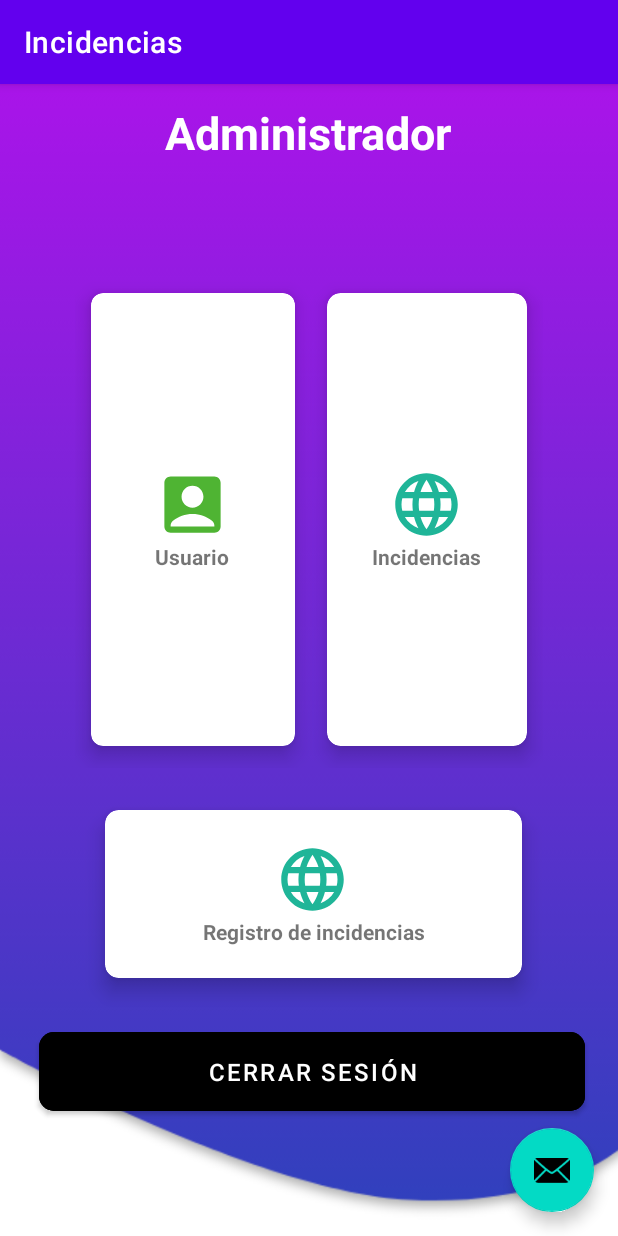
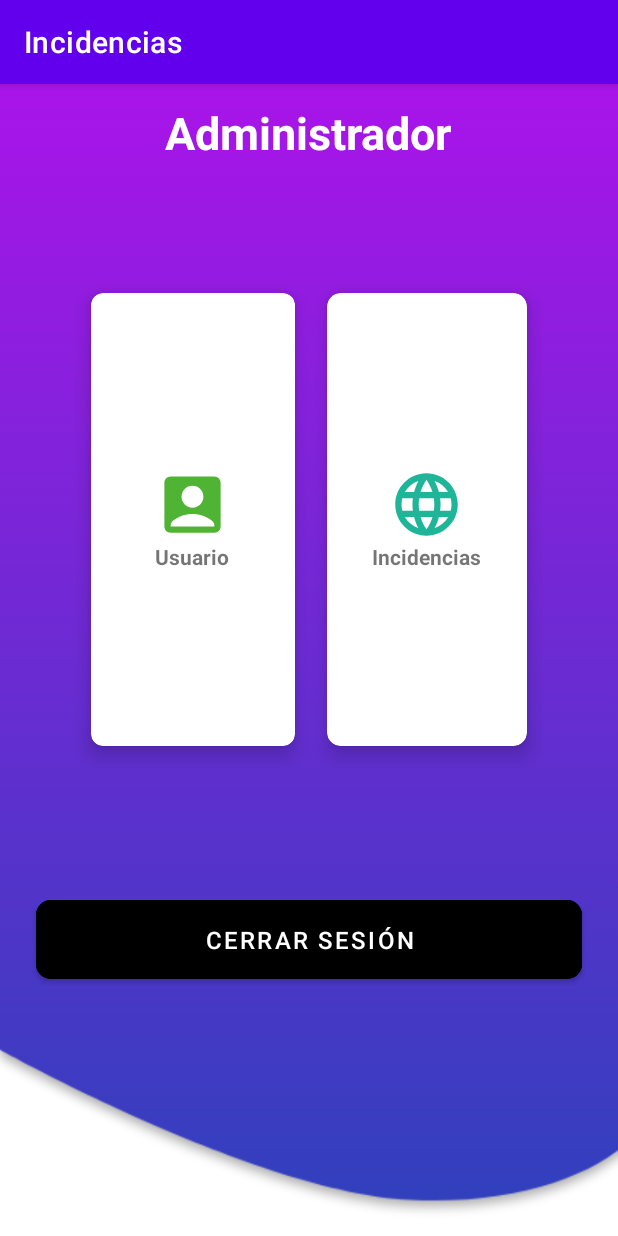
Before and after one commit to AlexLazo/IncidenciasDAMA, an Android app: the AdministradorActivity screen opened directly, with no data from a screen before it, on a phone screen of 412 x 824 dp. Run offline under Robolectric (Android 15) with nearby library versions, the phone set to English and light mode, and no system bars; network calls fail.

Commit message:
Reparando bug

```diff
--- a/app/src/main/res/layout/activity_administrador.xml
+++ b/app/src/main/res/layout/activity_administrador.xml
@@ -7,17 +7,6 @@
     android:background="@drawable/background"
     tools:context=".AdministradorActivity">
 
-    <com.google.android.material.floatingactionbutton.FloatingActionButton
-        android:id="@+id/floatingActionButton"
-        android:layout_width="wrap_content"
-        android:layout_height="wrap_content"
-        android:layout_alignParentEnd="true"
-        android:layout_alignParentBottom="true"
-        android:layout_marginStart="@dimen/fab_margin"
-        android:layout_marginTop="@dimen/fab_margin"
-        android:layout_marginEnd="@dimen/fab_margin"
-        android:layout_marginBottom="@dimen/fab_margin"
-        app:srcCompat="@android:drawable/ic_dialog_email" />
     <TextView
         android:id="@+id/title_view"
         android:layout_width="wrap_content"
@@ -97,7 +86,7 @@
                 android:orientation="vertical">
 
                 <ImageView
-                    android:id="@+id/vinci"
+                    android:id="@+id/vinciRegis"
                     android:layout_width="wrap_content"
                     android:layout_height="wrap_content"
                     android:src="@drawable/language" />
@@ -123,9 +112,9 @@
         android:layout_alignParentStart="true"
         android:layout_alignParentEnd="true"
         android:layout_alignParentBottom="true"
-        android:layout_marginStart="26dp"
-        android:layout_marginEnd="22dp"
-        android:layout_marginBottom="77dp"
+        android:layout_marginStart="24dp"
+        android:layout_marginEnd="24dp"
+        android:layout_marginBottom="165dp"
         android:backgroundTint="@color/black"
         android:padding="15dp"
         android:text="Cerrar sesión"
@@ -133,45 +122,4 @@
         android:textSize="16sp"
         app:cornerRadius="10dp" />
 
-    <androidx.cardview.widget.CardView
-        android:id="@+id/ViewIncidenciaRegis"
-        android:layout_width="wrap_content"
-        android:layout_height="141dp"
-        android:layout_rowWeight="1"
-        android:layout_columnWeight="1"
-        android:layout_above="@+id/btnLogout"
-        android:layout_alignParentStart="true"
-        android:layout_alignParentEnd="true"
-        android:layout_gravity="fill"
-        android:layout_marginStart="59dp"
-        android:layout_marginEnd="53dp"
-        android:layout_marginBottom="15dp"
-        app:cardCornerRadius="9dp"
-        app:cardElevation="8dp"
-        app:cardUseCompatPadding="true">
-
-        <LinearLayout
-            android:layout_width="wrap_content"
-            android:layout_height="wrap_content"
-            android:layout_gravity="center_vertical|center_horizontal"
-            android:gravity="center"
-            android:orientation="vertical">
-
-            <ImageView
-                android:id="@+id/vinciRegis"
-                android:layout_width="wrap_content"
-                android:layout_height="wrap_content"
-                android:src="@drawable/language" />
-
-            <TextView
-                android:layout_width="wrap_content"
-                android:layout_height="wrap_content"
-                android:text="Registro de incidencias"
-                android:textAlignment="center"
-                android:textStyle="bold" />
-
-        </LinearLayout>
-
-    </androidx.cardview.widget.CardView>
-
 </RelativeLayout>
```
